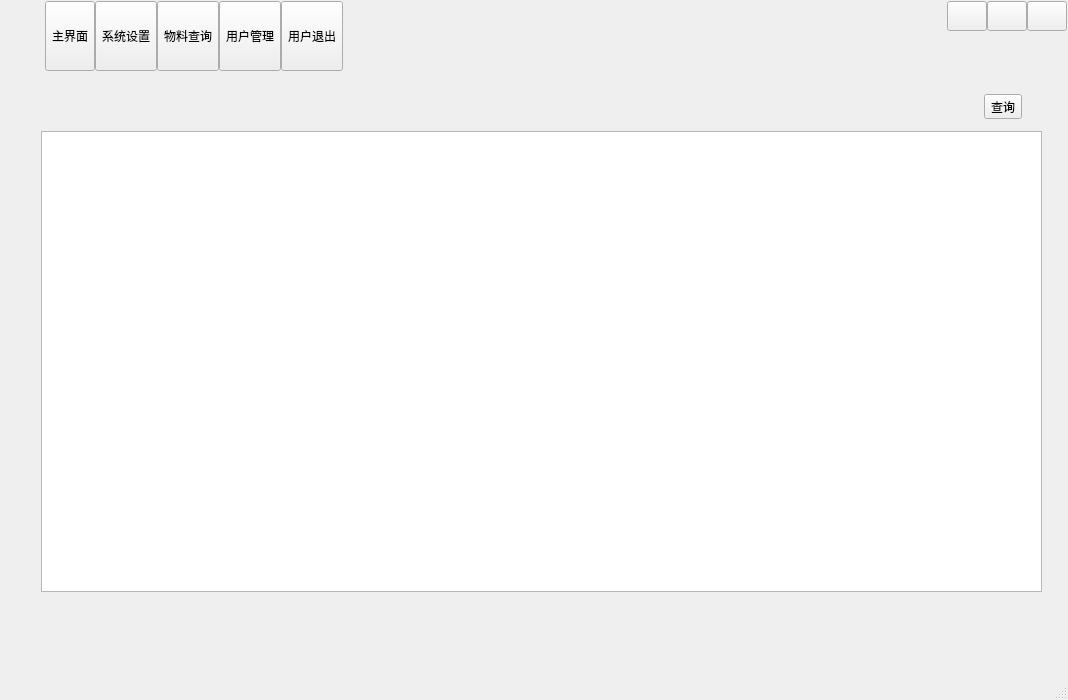
The window that uidemo01.ui (heathen557/materialManagement) describes before a commit, drawn with Qt 5.
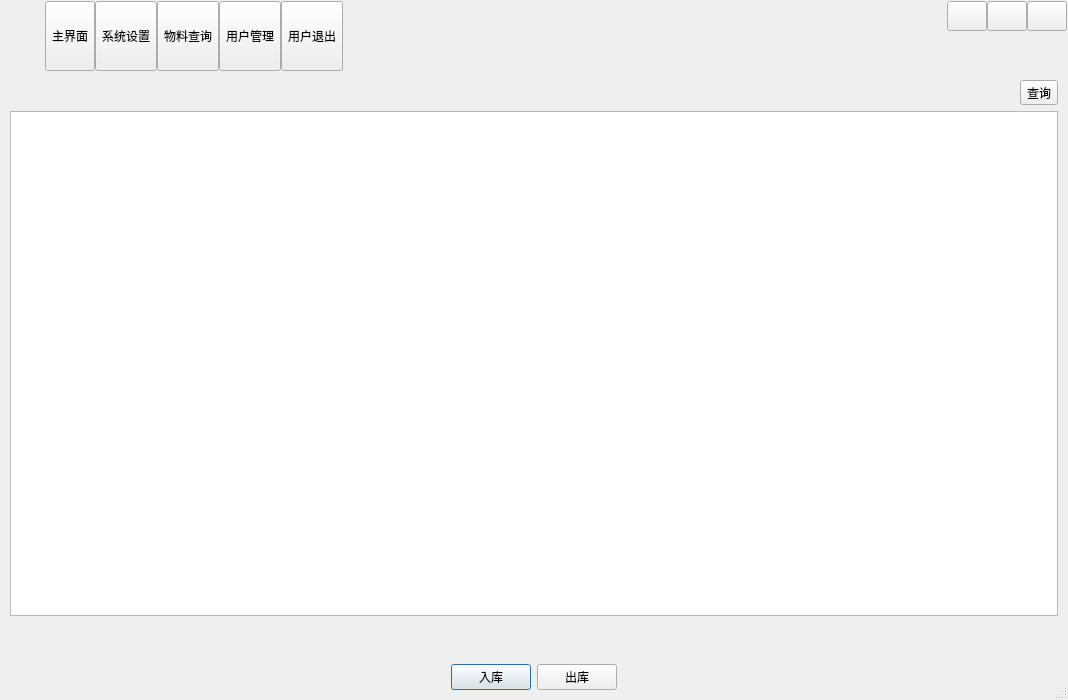
The same window after the commit. Icons and pictures are not drawn.

```diff
--- a/uidemo01.ui
+++ b/uidemo01.ui
@@ -346,25 +346,8 @@
       <number>0</number>
      </property>
      <widget class="QWidget" name="page1">
-      <widget class="QTableWidget" name="tableWidget">
-       <property name="geometry">
-        <rect>
-         <x>40</x>
-         <y>60</y>
-         <width>1001</width>
-         <height>461</height>
-        </rect>
-       </property>
-      </widget>
-      <widget class="QWidget" name="">
-       <property name="geometry">
-        <rect>
-         <x>50</x>
-         <y>20</y>
-         <width>971</width>
-         <height>31</height>
-        </rect>
-       </property>
+      <layout class="QGridLayout" name="gridLayout" rowstretch="1,14,1,1" rowminimumheight="0,0,0,0">
+       <item row="0" column="0">
        <layout class="QHBoxLayout" name="horizontalLayout" stretch="5,1">
         <item>
          <spacer name="horizontalSpacer_2">
@@ -387,7 +370,58 @@
          </widget>
         </item>
        </layout>
-      </widget>
+       </item>
+       <item row="1" column="0">
+        <widget class="QTableWidget" name="tableWidget"/>
+       </item>
+       <item row="2" column="0">
+        <widget class="QWidget" name="widget" native="true"/>
+       </item>
+       <item row="3" column="0">
+        <layout class="QHBoxLayout" name="horizontalLayout_4" stretch="6,1,1,6">
+         <item>
+          <spacer name="horizontalSpacer_3">
+           <property name="orientation">
+            <enum>Qt::Horizontal</enum>
+           </property>
+           <property name="sizeHint" stdset="0">
+            <size>
+             <width>40</width>
+             <height>20</height>
+            </size>
+           </property>
+          </spacer>
+         </item>
+         <item>
+          <widget class="QPushButton" name="pushButton">
+           <property name="text">
+            <string>入库</string>
+           </property>
+          </widget>
+         </item>
+         <item>
+          <widget class="QPushButton" name="pushButton_2">
+           <property name="text">
+            <string>出库</string>
+           </property>
+          </widget>
+         </item>
+         <item>
+          <spacer name="horizontalSpacer_4">
+           <property name="orientation">
+            <enum>Qt::Horizontal</enum>
+           </property>
+           <property name="sizeHint" stdset="0">
+            <size>
+             <width>40</width>
+             <height>20</height>
+            </size>
+           </property>
+          </spacer>
+         </item>
+        </layout>
+       </item>
+      </layout>
      </widget>
      <widget class="QWidget" name="page2">
       <layout class="QVBoxLayout" name="verticalLayout_3">
```
Lines whose indentation alone changed are shown as unchanged.
